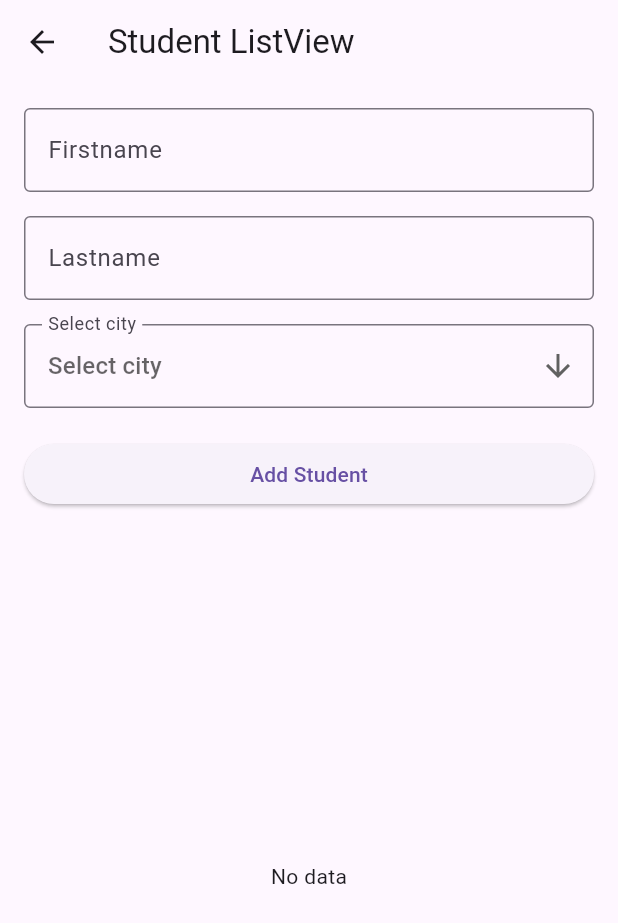
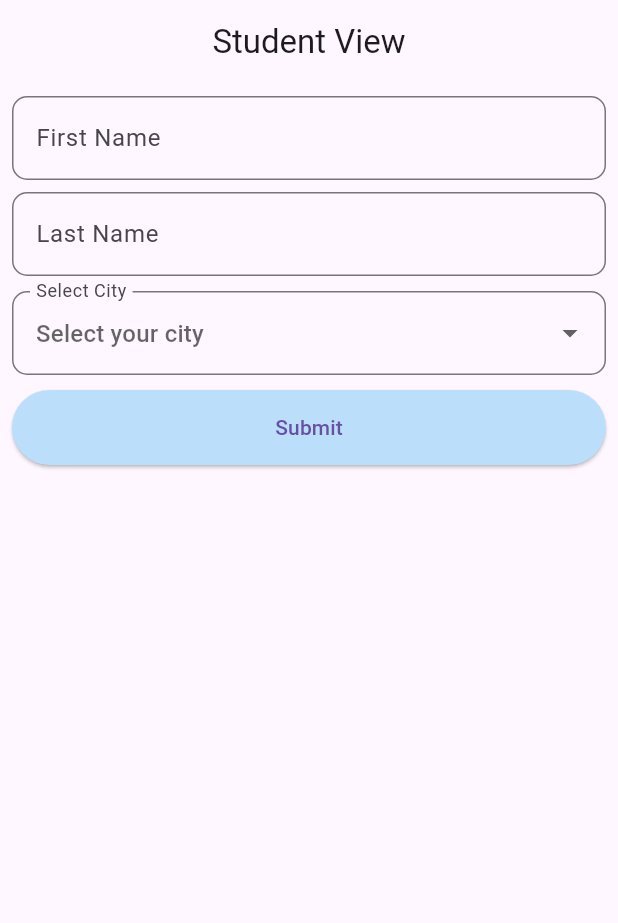
Before and after one commit to AmanCH3/first_program, a Flutter app: the StudentListView screen opened directly, on a phone screen of 412 x 824 dp. Shown: the top 923 px of the screen. Run offline on Flutter 3.47's test engine with Material 3 defaults, Android fonts, the phone set to English and light mode, and no system bars.

Commit message:
feat : Modified student list view

```diff
--- a/lib/app.dart
+++ b/lib/app.dart
@@ -16,6 +16,6 @@ class App extends StatelessWidget {
 
   @override
   Widget build(BuildContext context) {
-    return MaterialApp(home: CartView() , debugShowCheckedModeBanner: false);
+    return MaterialApp(home: StudentListView() , debugShowCheckedModeBanner: false);
   }
 }
--- a/lib/view/student_list_view.dart
+++ b/lib/view/student_list_view.dart
@@ -1,5 +1,6 @@
+import 'package:first_program/app.dart';
+import 'package:flutter/cupertino.dart';
 import 'package:flutter/material.dart';
-import 'package:first_program/model/student.dart';
 
 class StudentListView extends StatefulWidget {
   const StudentListView({super.key});
@@ -9,134 +10,141 @@ class StudentListView extends StatefulWidget {
 }
 
 class _StudentListViewState extends State<StudentListView> {
-  final fNameController = TextEditingController();
-  final lNameController = TextEditingController();
-  final myKey = GlobalKey<FormState>();
-  final List<Student> lstStudents = [];
 
-  String? city;
-  final items = [
-    const DropdownMenuItem(value: 'Kathmandu', child: Text("Kathmandu")),
-    const DropdownMenuItem(value: 'Pokhara', child: Text("Pokhara")),
-    const DropdownMenuItem(value: 'Chitwan', child: Text("Chitwan")),
-  ];
+  final lstCity = ["Kathmandu" , "Bhaktapur" , "Lalitpur" , "Pokhara"] ;
+  final lstStudent = [] ;
+  final fnameController = TextEditingController() ;
+  final lnameController = TextEditingController() ;
+
+  String ? selectedCity ;
+  final _formKey = GlobalKey<FormState>() ;
 
   @override
   Widget build(BuildContext context) {
     return Scaffold(
-      appBar: AppBar(title: const Text("Student ListView")),
+      appBar: AppBar(title: const Text("Student View") , centerTitle: true
+        ,),
+
       body: Padding(
-        padding: const EdgeInsets.all(16),
+        padding: const EdgeInsets.all(8.0),
         child: Form(
-          key: myKey,
+          key: _formKey,
           child: Column(
+            crossAxisAlignment: CrossAxisAlignment.stretch,
             children: [
               TextFormField(
-                controller: fNameController,
-                keyboardType: TextInputType.text,
+                controller: fnameController,
                 decoration: const InputDecoration(
-                  labelText: "Firstname",
-                  border: OutlineInputBorder(),
+                  labelText: "First Name" ,
+                  hintText: "Enter your first name" ,
+                  border: OutlineInputBorder(
+                    borderRadius: BorderRadius.all(Radius.circular(10)) ,
+                    borderSide: BorderSide(color: Colors.blue , width: 2) ,
+
+
+                  )
                 ),
-                validator: (value) {
-                  if (value == null || value.isEmpty) {
-                    return "Please enter first name";
+
+                validator: (value){
+                  if(value == null || value.isEmpty){
+                    return "Please enter your first name" ;
                   }
-                  return null;
+                  return null ;
                 },
-              ),
-              const SizedBox(height: 16),
+              ) ,
+              const SizedBox(height: 8,) ,
               TextFormField(
-                controller: lNameController,
-                keyboardType: TextInputType.text,
+                controller: lnameController,
                 decoration: const InputDecoration(
-                  labelText: "Lastname",
-                  border: OutlineInputBorder(),
+                  labelText: "Last Name" ,
+                  hintText: "Enter your last name" ,
+                  border: OutlineInputBorder(
+                    borderRadius: BorderRadius.all(Radius.circular(10)) ,
+
+                  )
                 ),
-                validator: (value) {
-                  if (value == null || value.isEmpty) {
-                    return "Please enter last name";
+
+                validator: (value){
+                  if(value == null || value.isEmpty){
+                    return "Please enter your last name" ;
                   }
-                  return null;
+                  return null ;
                 },
-              ),
-              const SizedBox(height: 16),
-              DropdownButtonFormField(
-                icon: const Icon(Icons.arrow_downward),
-                items: items,
-                onChanged: (value) {
+              ) ,
+
+              const SizedBox(height: 10,) ,
+              DropdownButtonFormField<String>(
+                decoration: const InputDecoration(
+                  labelText: "Select City" ,
+                  hintText: "Select your city" ,
+                  border: OutlineInputBorder(
+                    borderRadius: BorderRadius.all(Radius.circular(10)) ,
+                    borderSide: BorderSide(color: Colors.blue , width: 2),
+                  )
+                ),
+
+                value: selectedCity,
+                items : lstCity.map((city){
+                  return DropdownMenuItem(value : city , child: Text(city)) ;
+                }).toList() ,
+                onChanged: (value){
                   setState(() {
-                    city = value;
+                    selectedCity = value ;
+
                   });
                 },
-                value: city,
-                hint: const Text("Select city"),
-                decoration: const InputDecoration(
-                  labelText: "Select city",
-                  border: OutlineInputBorder(),
-                ),
-                validator: (value) {
-                  if (value == null) {
-                    return "Please select a city";
+
+                validator: (value){
+                  if(value == null){
+                    return "Please select your city" ;
                   }
-                  return null;
+
+                  return null ;
                 },
-              ),
-              const SizedBox(height: 20),
-              SizedBox(
-                width: double.infinity,
-                child: ElevatedButton(
-                  onPressed: () {
-                    if (myKey.currentState!.validate()) {
-                      final student = Student(
-                        fname: fNameController.text,
-                        lname: lNameController.text,
-                        city: city!,
-                      );
+              ) ,
+              const SizedBox(height: 10,) ,
+              ElevatedButton(style  : ElevatedButton.styleFrom(
+                backgroundColor: Colors.blue[100] ,
+                padding: const EdgeInsets.all(15) ,
+              ),onPressed: (){
+                if(_formKey.currentState!.validate()){
+                  lstStudent.add({
+                    "first_name" : fnameController.text ,
+                    "last_name" : lnameController.text ,
+                    "city" : selectedCity ,
+                  }) ;
+                  setState(() {
 
-                      setState(() {
-                        lstStudents.add(student);
-                      });
+                  });
+                }
+              }, child: const Text("Submit")) ,
 
-                      // Clear the form
-                      fNameController.clear();
-                      lNameController.clear();
-                      setState(() {
-                        city = null;
-                      });
-                    }
-                  },
-                  child: const Text("Add Student"),
-                ),
-              ),
-              const SizedBox(height: 20),
-              Expanded(
-                child: lstStudents.isNotEmpty
-                    ? ListView.builder(
-                  itemCount: lstStudents.length,
-                  itemBuilder: (context, index) {
+              const SizedBox(height: 18,) ,
+              lstCity.isEmpty ? const Text("No data found") : Expanded(
+                  child: ListView.builder(itemCount : lstStudent.length ,itemBuilder: (context , index){
                     return ListTile(
-                      leading: const Icon(Icons.person),
                       title: Text(
-                          '${lstStudents[index].fname} ${lstStudents[index].lname}'),
-                      subtitle: Text(lstStudents[index].city),
-                      trailing: IconButton(
-                        icon: const Icon(Icons.delete),
-                        onPressed: () {
-                          setState(() {
-                            lstStudents.removeAt(index);
-                          });
-                        },
+                       "${lstStudent[index]["first_name"]} ${lstStudent[index]["last_name"]}" ,
+
                       ),
-                    );
-                  },
-                )
-                    : const Center(child: Text("No data")),
-              )
+                      subtitle: Text(lstStudent[index]["city"]),
+                      trailing:
+                      IconButton(onPressed: (){
+                        setState(() {
+                          lstStudent.removeAt(index );
+                        });
+
+                      }, icon: const Icon(Icons.delete)),
+
+                    ) ;
+
+
+                  }))
             ],
           ),
         ),
       ),
-    );
+
+    ) ;
   }
 }
```
